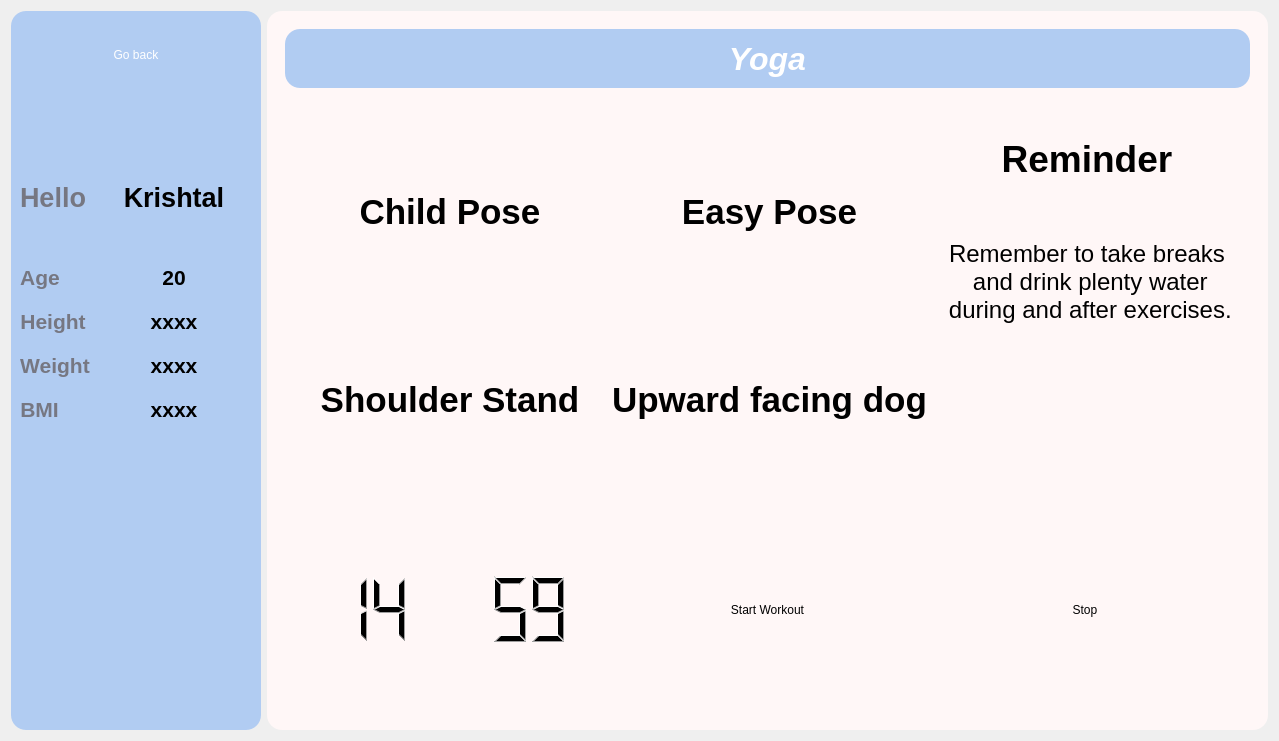
First picture: the form in K/yoga.ui, repository burr1to/kaizen, before the edit.
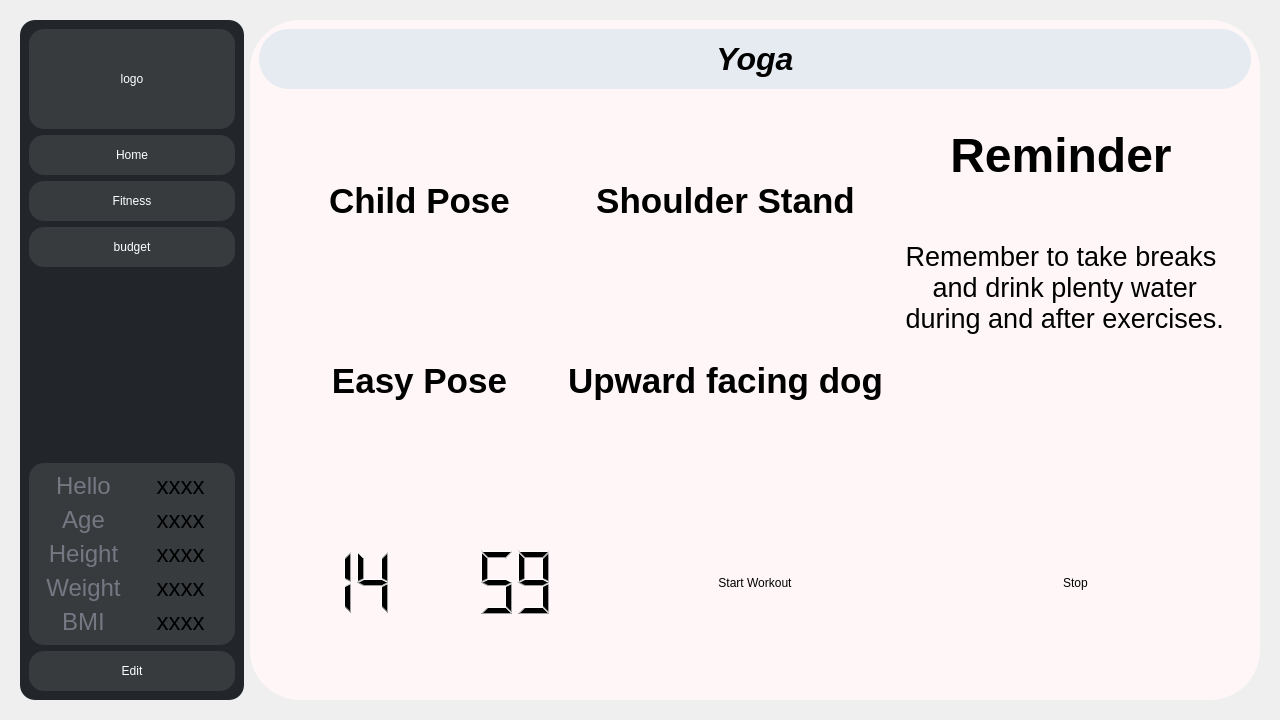
Second picture: the form after the edit. Icons and pictures are not drawn.

Commit message: UI basics complete/ except krishna

Patch:
```diff
--- a/K/yoga.ui
+++ b/K/yoga.ui
@@ -6,26 +6,50 @@
    <rect>
     <x>0</x>
     <y>0</y>
-    <width>1279</width>
-    <height>741</height>
+    <width>1280</width>
+    <height>720</height>
    </rect>
   </property>
   <property name="windowTitle">
    <string>Dialog</string>
   </property>
-  <layout class="QHBoxLayout" name="horizontalLayout">
+  <layout class="QVBoxLayout" name="verticalLayout_13">
    <item>
-    <widget class="QFrame" name="frame">
+    <widget class="QFrame" name="frame_5">
+     <property name="minimumSize">
+      <size>
+       <width>0</width>
+       <height>0</height>
+      </size>
+     </property>
+     <property name="styleSheet">
+      <string notr="true">border:0px;</string>
+     </property>
+     <property name="frameShape">
+      <enum>QFrame::StyledPanel</enum>
+     </property>
+     <property name="frameShadow">
+      <enum>QFrame::Raised</enum>
+     </property>
+     <layout class="QHBoxLayout" name="horizontalLayout_6" stretch="2,9">
+      <item>
+       <widget class="QFrame" name="frame_3">
      <property name="sizePolicy">
       <sizepolicy hsizetype="Preferred" vsizetype="Preferred">
        <horstretch>1</horstretch>
        <verstretch>0</verstretch>
       </sizepolicy>
      </property>
+        <property name="minimumSize">
+         <size>
+          <width>200</width>
+          <height>0</height>
+         </size>
+        </property>
      <property name="styleSheet">
-      <string notr="true">background-color:#B1ccf2;
-color: white;
-border-radius: 15px;</string>
+         <string notr="true">background-color:#22252a;
+border-radius: 15px;
+color: white;</string>
      </property>
      <property name="frameShape">
       <enum>QFrame::StyledPanel</enum>
@@ -33,48 +57,109 @@
      <property name="frameShadow">
       <enum>QFrame::Raised</enum>
      </property>
-     <layout class="QFormLayout" name="formLayout">
-      <item row="0" column="0" colspan="2">
-       <widget class="QPushButton" name="pushButton_goback">
-        <property name="sizePolicy">
-         <sizepolicy hsizetype="Preferred" vsizetype="Preferred">
-          <horstretch>0</horstretch>
-          <verstretch>0</verstretch>
-         </sizepolicy>
-        </property>
+        <layout class="QVBoxLayout" name="verticalLayout_7">
+         <item>
+          <widget class="QPushButton" name="pushButton_8">
+           <property name="minimumSize">
+            <size>
+             <width>0</width>
+             <height>100</height>
+            </size>
+           </property>
+           <property name="styleSheet">
+            <string notr="true">background-color: rgb(55, 59, 62);</string>
+           </property>
+           <property name="text">
+            <string>logo</string>
+           </property>
+          </widget>
+         </item>
+         <item>
+          <widget class="QPushButton" name="home_2">
         <property name="minimumSize">
          <size>
           <width>0</width>
-          <height>70</height>
+             <height>40</height>
          </size>
         </property>
         <property name="styleSheet">
-         <string notr="true">background: transparent;</string>
+            <string notr="true">background-color: rgb(55, 59, 62);</string>
         </property>
         <property name="text">
-         <string>Go back</string>
+            <string>Home</string>
         </property>
        </widget>
       </item>
-      <item row="1" column="0" colspan="2">
-       <spacer name="horizontalSpacer_5">
+         <item>
+          <widget class="QPushButton" name="pushButton_9">
+           <property name="minimumSize">
+            <size>
+             <width>0</width>
+             <height>40</height>
+            </size>
+           </property>
+           <property name="styleSheet">
+            <string notr="true">background-color: rgb(55, 59, 62);</string>
+           </property>
+           <property name="text">
+            <string>Fitness</string>
+           </property>
+          </widget>
+         </item>
+         <item>
+          <widget class="QPushButton" name="pushButton_10">
+           <property name="minimumSize">
+            <size>
+             <width>0</width>
+             <height>40</height>
+            </size>
+           </property>
+           <property name="styleSheet">
+            <string notr="true">background-color: rgb(55, 59, 62);</string>
+           </property>
+           <property name="text">
+            <string>budget</string>
+           </property>
+          </widget>
+         </item>
+         <item>
+          <spacer name="verticalSpacer_2">
         <property name="orientation">
-         <enum>Qt::Horizontal</enum>
+            <enum>Qt::Vertical</enum>
         </property>
         <property name="sizeHint" stdset="0">
          <size>
-          <width>40</width>
-          <height>80</height>
+             <width>20</width>
+             <height>149</height>
          </size>
         </property>
        </spacer>
       </item>
-      <item row="2" column="0">
-       <widget class="QLabel" name="label_6">
+         <item>
+          <widget class="QFrame" name="frame_12">
+           <property name="styleSheet">
+            <string notr="true">font:24px;
+background-color: rgb(55, 59, 62);
+border radius:50px;</string>
+           </property>
+           <property name="frameShape">
+            <enum>QFrame::StyledPanel</enum>
+           </property>
+           <property name="frameShadow">
+            <enum>QFrame::Raised</enum>
+           </property>
+           <layout class="QVBoxLayout" name="verticalLayout_8">
+            <item>
+             <layout class="QVBoxLayout" name="verticalLayout_9">
+              <item>
+               <layout class="QHBoxLayout" name="horizontalLayout_12">
+                <item>
+                 <widget class="QLabel" name="label_8">
         <property name="font">
          <font>
-          <pointsize>20</pointsize>
-          <bold>true</bold>
+                    <pointsize>-1</pointsize>
+                    <italic>false</italic>
+                    <bold>false</bold>
          </font>
         </property>
         <property name="styleSheet">
@@ -88,117 +173,101 @@
         </property>
        </widget>
       </item>
-      <item row="2" column="1">
-       <widget class="QLabel" name="label_19">
+                <item>
+                 <widget class="QLabel" name="helloname_2">
         <property name="font">
          <font>
-          <pointsize>20</pointsize>
+                    <pointsize>-1</pointsize>
           <italic>false</italic>
-          <bold>true</bold>
+                    <bold>false</bold>
          </font>
         </property>
         <property name="styleSheet">
          <string notr="true">color : black;</string>
         </property>
         <property name="text">
-         <string>Krishtal</string>
+                   <string>xxxx</string>
         </property>
         <property name="alignment">
          <set>Qt::AlignCenter</set>
         </property>
        </widget>
       </item>
-      <item row="3" column="0" colspan="2">
-       <spacer name="horizontalSpacer">
-        <property name="orientation">
-         <enum>Qt::Horizontal</enum>
-        </property>
-        <property name="sizeHint" stdset="0">
-         <size>
-          <width>40</width>
-          <height>40</height>
-         </size>
-        </property>
-       </spacer>
-      </item>
-      <item row="4" column="0">
-       <widget class="QLabel" name="label_2">
-        <property name="font">
-         <font>
-          <pointsize>16</pointsize>
-          <bold>true</bold>
-         </font>
-        </property>
-        <property name="styleSheet">
-         <string notr="true">color : #767782;</string>
-        </property>
-        <property name="text">
-         <string>Age</string>
-        </property>
-        <property name="alignment">
-         <set>Qt::AlignCenter</set>
-        </property>
-       </widget>
-      </item>
-      <item row="4" column="1">
+               </layout>
+              </item>
+              <item>
+               <layout class="QHBoxLayout" name="horizontalLayout_13">
+                <item>
        <widget class="QLabel" name="label_3">
         <property name="font">
          <font>
-          <pointsize>16</pointsize>
+                    <pointsize>-1</pointsize>
           <italic>false</italic>
-          <bold>true</bold>
+                    <bold>false</bold>
          </font>
         </property>
         <property name="styleSheet">
-         <string notr="true">color : black;</string>
+                   <string notr="true">color : #767782;</string>
         </property>
         <property name="text">
-         <string>20</string>
+                   <string>Age</string>
         </property>
         <property name="alignment">
          <set>Qt::AlignCenter</set>
         </property>
        </widget>
       </item>
-      <item row="5" column="0" colspan="2">
-       <spacer name="horizontalSpacer_2">
-        <property name="orientation">
-         <enum>Qt::Horizontal</enum>
-        </property>
-        <property name="sizeHint" stdset="0">
-         <size>
-          <width>40</width>
-          <height>7</height>
-         </size>
-        </property>
-       </spacer>
-      </item>
-      <item row="6" column="0">
-       <widget class="QLabel" name="label_4">
+                <item>
+                 <widget class="QLabel" name="age_2">
         <property name="font">
          <font>
-          <pointsize>16</pointsize>
-          <bold>true</bold>
+                    <pointsize>-1</pointsize>
+                    <italic>false</italic>
+                    <bold>false</bold>
          </font>
         </property>
         <property name="styleSheet">
-         <string notr="true">color : #767782;</string>
+                   <string notr="true">color : black;</string>
         </property>
         <property name="text">
-         <string>Height</string>
+                   <string>xxxx</string>
         </property>
         <property name="alignment">
          <set>Qt::AlignCenter</set>
         </property>
        </widget>
       </item>
-      <item row="6" column="1">
+               </layout>
+              </item>
+              <item>
+               <layout class="QHBoxLayout" name="horizontalLayout_14">
+                <item>
        <widget class="QLabel" name="label_5">
         <property name="font">
          <font>
-          <pointsize>16</pointsize>
+                    <pointsize>-1</pointsize>
           <italic>false</italic>
-          <bold>true</bold>
+                    <bold>false</bold>
+                   </font>
+                  </property>
+                  <property name="styleSheet">
+                   <string notr="true">color : #767782;</string>
+                  </property>
+                  <property name="text">
+                   <string>Height</string>
+                  </property>
+                  <property name="alignment">
+                   <set>Qt::AlignCenter</set>
+                  </property>
+                 </widget>
+                </item>
+                <item>
+                 <widget class="QLabel" name="height_2">
+                  <property name="font">
+                   <font>
+                    <pointsize>-1</pointsize>
+                    <italic>false</italic>
+                    <bold>false</bold>
          </font>
         </property>
         <property name="styleSheet">
@@ -212,25 +281,17 @@
         </property>
        </widget>
       </item>
-      <item row="7" column="0" colspan="2">
-       <spacer name="horizontalSpacer_3">
-        <property name="orientation">
-         <enum>Qt::Horizontal</enum>
-        </property>
-        <property name="sizeHint" stdset="0">
-         <size>
-          <width>40</width>
-          <height>7</height>
-         </size>
-        </property>
-       </spacer>
-      </item>
-      <item row="8" column="0">
-       <widget class="QLabel" name="label_7">
+               </layout>
+              </item>
+              <item>
+               <layout class="QHBoxLayout" name="horizontalLayout_15">
+                <item>
+                 <widget class="QLabel" name="label_10">
         <property name="font">
          <font>
-          <pointsize>16</pointsize>
-          <bold>true</bold>
+                    <pointsize>-1</pointsize>
+                    <italic>false</italic>
+                    <bold>false</bold>
          </font>
         </property>
         <property name="styleSheet">
@@ -244,13 +305,13 @@
         </property>
        </widget>
       </item>
-      <item row="8" column="1">
-       <widget class="QLabel" name="label_8">
+                <item>
+                 <widget class="QLabel" name="weight_2">
         <property name="font">
          <font>
-          <pointsize>16</pointsize>
+                    <pointsize>-1</pointsize>
           <italic>false</italic>
-          <bold>true</bold>
+                    <bold>false</bold>
          </font>
         </property>
         <property name="styleSheet">
@@ -264,25 +325,17 @@
         </property>
        </widget>
       </item>
-      <item row="9" column="0" colspan="2">
-       <spacer name="horizontalSpacer_4">
-        <property name="orientation">
-         <enum>Qt::Horizontal</enum>
-        </property>
-        <property name="sizeHint" stdset="0">
-         <size>
-          <width>40</width>
-          <height>7</height>
-         </size>
-        </property>
-       </spacer>
-      </item>
-      <item row="10" column="0">
-       <widget class="QLabel" name="label_9">
+               </layout>
+              </item>
+              <item>
+               <layout class="QHBoxLayout" name="horizontalLayout_16">
+                <item>
+                 <widget class="QLabel" name="label_13">
         <property name="font">
          <font>
-          <pointsize>16</pointsize>
-          <bold>true</bold>
+                    <pointsize>-1</pointsize>
+                    <italic>false</italic>
+                    <bold>false</bold>
          </font>
         </property>
         <property name="styleSheet">
@@ -296,13 +349,13 @@
         </property>
        </widget>
       </item>
-      <item row="10" column="1">
-       <widget class="QLabel" name="label_10">
+                <item>
+                 <widget class="QLabel" name="bmi_2">
         <property name="font">
          <font>
-          <pointsize>16</pointsize>
+                    <pointsize>-1</pointsize>
           <italic>false</italic>
-          <bold>true</bold>
+                    <bold>false</bold>
          </font>
         </property>
         <property name="styleSheet">
@@ -316,30 +369,51 @@
         </property>
        </widget>
       </item>
-      <item row="11" column="0" colspan="2">
-       <widget class="QFrame" name="frame_5">
-        <property name="frameShape">
-         <enum>QFrame::StyledPanel</enum>
-        </property>
-        <property name="frameShadow">
-         <enum>QFrame::Raised</enum>
-        </property>
+               </layout>
+              </item>
+             </layout>
+            </item>
+           </layout>
+          </widget>
+         </item>
+         <item>
+          <widget class="QPushButton" name="editstuff_2">
+           <property name="minimumSize">
+            <size>
+             <width>0</width>
+             <height>40</height>
+            </size>
+           </property>
+           <property name="styleSheet">
+            <string notr="true">background-color: rgb(55, 59, 62);
+border radius:40px;</string>
+           </property>
+           <property name="text">
+            <string>Edit</string>
+           </property>
        </widget>
       </item>
      </layout>
     </widget>
    </item>
    <item>
-    <widget class="QFrame" name="frame_2">
+       <widget class="QFrame" name="frame_13">
      <property name="sizePolicy">
       <sizepolicy hsizetype="Preferred" vsizetype="Preferred">
        <horstretch>4</horstretch>
        <verstretch>0</verstretch>
       </sizepolicy>
      </property>
+        <property name="minimumSize">
+         <size>
+          <width>230</width>
+          <height>0</height>
+         </size>
+        </property>
      <property name="styleSheet">
       <string notr="true">background-color:rgb(255, 247, 247);
-border-radius:15px;</string>
+border-radius:50px;
+color:black;</string>
      </property>
      <property name="frameShape">
       <enum>QFrame::StyledPanel</enum>
@@ -347,18 +421,15 @@
      <property name="frameShadow">
       <enum>QFrame::Raised</enum>
      </property>
-     <layout class="QVBoxLayout" name="verticalLayout" stretch="1,8">
+        <layout class="QVBoxLayout" name="verticalLayout_10" stretch="0,8">
       <item>
-       <widget class="QFrame" name="frame_3">
-        <property name="frameShape">
-         <enum>QFrame::StyledPanel</enum>
-        </property>
-        <property name="frameShadow">
-         <enum>QFrame::Raised</enum>
-        </property>
-        <layout class="QHBoxLayout" name="horizontalLayout_2">
-         <item>
-          <widget class="QLabel" name="label">
+          <widget class="QLabel" name="label_14">
+           <property name="minimumSize">
+            <size>
+             <width>0</width>
+             <height>60</height>
+            </size>
+           </property>
            <property name="font">
             <font>
              <pointsize>24</pointsize>
@@ -367,8 +438,9 @@
             </font>
            </property>
            <property name="styleSheet">
-            <string notr="true">background-color:#B1ccf2;
-color: white;</string>
+            <string notr="true">background-color:#e6ebf1;
+border-radius:30px;
+color: black;</string>
            </property>
            <property name="text">
             <string>Yoga</string>
@@ -378,29 +450,54 @@
            </property>
           </widget>
          </item>
-        </layout>
-       </widget>
-      </item>
-      <item>
-       <widget class="QFrame" name="frame_4">
-        <property name="frameShape">
-         <enum>QFrame::StyledPanel</enum>
-        </property>
-        <property name="frameShadow">
-         <enum>QFrame::Raised</enum>
-        </property>
-        <layout class="QVBoxLayout" name="verticalLayout_2" stretch="8,1,2,1">
-         <item>
-          <widget class="QFrame" name="frame_6">
-           <property name="frameShape">
-            <enum>QFrame::StyledPanel</enum>
-           </property>
-           <property name="frameShadow">
-            <enum>QFrame::Raised</enum>
-           </property>
-           <layout class="QGridLayout" name="gridLayout" columnstretch="5,5,1">
-            <item row="0" column="1">
-             <widget class="QPushButton" name="pushButton_3">
+         <item>
+          <widget class="QFrame" name="frame_14">
+           <property name="frameShape">
+            <enum>QFrame::StyledPanel</enum>
+           </property>
+           <property name="frameShadow">
+            <enum>QFrame::Raised</enum>
+           </property>
+           <layout class="QVBoxLayout" name="verticalLayout_11" stretch="8,1,2,1">
+            <item>
+             <widget class="QFrame" name="frame_15">
+              <property name="frameShape">
+               <enum>QFrame::StyledPanel</enum>
+              </property>
+              <property name="frameShadow">
+               <enum>QFrame::Raised</enum>
+              </property>
+              <layout class="QGridLayout" name="gridLayout_2" columnstretch="5,5,1">
+               <item row="1" column="1">
+                <widget class="QPushButton" name="pushButton_11">
+                 <property name="sizePolicy">
+                  <sizepolicy hsizetype="Preferred" vsizetype="Preferred">
+                   <horstretch>0</horstretch>
+                   <verstretch>0</verstretch>
+                  </sizepolicy>
+                 </property>
+                 <property name="font">
+                  <font>
+                   <pointsize>26</pointsize>
+                   <bold>true</bold>
+                  </font>
+                 </property>
+                 <property name="styleSheet">
+                  <string notr="true">#pushButton_4{
+background-color:#e6ebf1;
+border-radius:40px;
+}
+#pushButton_4:hover{
+font-size: 48px;
+color: #727a7c;}</string>
+                 </property>
+                 <property name="text">
+                  <string>Upward facing dog</string>
+                 </property>
+                </widget>
+               </item>
+               <item row="1" column="0">
+                <widget class="QPushButton" name="pushButton_12">
               <property name="sizePolicy">
                <sizepolicy hsizetype="Preferred" vsizetype="Preferred">
                 <horstretch>0</horstretch>
@@ -414,17 +511,49 @@
                </font>
               </property>
               <property name="styleSheet">
-               <string notr="true">#pushButton_3{border-image: url(:/images/src_images/easy-pose.png);}
-#pushButton_3:hover{font-size: 48px; 
-color: #3d4653;}</string>
+                  <string notr="true">#pushButton_2{
+background-color:#e6ebf1;
+border-radius:40px;
+}
+#pushButton_2:hover{
+font-size: 48px;
+color: #727a7c;}</string>
               </property>
               <property name="text">
                <string>Easy Pose</string>
               </property>
              </widget>
             </item>
+               <item row="0" column="1">
+                <widget class="QPushButton" name="pushButton_13">
+                 <property name="sizePolicy">
+                  <sizepolicy hsizetype="Preferred" vsizetype="Preferred">
+                   <horstretch>0</horstretch>
+                   <verstretch>0</verstretch>
+                  </sizepolicy>
+                 </property>
+                 <property name="font">
+                  <font>
+                   <pointsize>26</pointsize>
+                   <bold>true</bold>
+                  </font>
+                 </property>
+                 <property name="styleSheet">
+                  <string notr="true">#pushButton_3{
+background-color:#e6ebf1;
+border-radius:40px;
+}
+#pushButton_3:hover{
+font-size: 48px;
+color: #727a7c;}</string>
+                 </property>
+                 <property name="text">
+                  <string>Shoulder Stand</string>
+                 </property>
+                </widget>
+               </item>
             <item row="0" column="0">
-             <widget class="QPushButton" name="pushButton">
+                <widget class="QPushButton" name="pushButton_14">
               <property name="sizePolicy">
                <sizepolicy hsizetype="Preferred" vsizetype="Preferred">
                 <horstretch>0</horstretch>
@@ -438,77 +567,33 @@
                </font>
               </property>
               <property name="styleSheet">
-               <string notr="true">#pushButton{border-image: url(:/images/src_images/child pose.png);}
-#pushButton:hover{font-size: 48px; 
-color: #3d4653;}</string>
+                  <string notr="true">#pushButton{
+background-color:#e6ebf1;
+border-radius:40px;
+}
+#pushButton:hover{
+font-size: 48px;
+color: #727a7c;}</string>
               </property>
               <property name="text">
                <string>Child Pose</string>
               </property>
              </widget>
             </item>
-            <item row="1" column="0">
-             <widget class="QPushButton" name="pushButton_2">
-              <property name="sizePolicy">
-               <sizepolicy hsizetype="Preferred" vsizetype="Preferred">
-                <horstretch>0</horstretch>
-                <verstretch>0</verstretch>
-               </sizepolicy>
-              </property>
-              <property name="font">
-               <font>
-                <pointsize>26</pointsize>
-                <bold>true</bold>
-               </font>
-              </property>
-              <property name="styleSheet">
-               <string notr="true">#pushButton_2{border-image: url(:/images/src_images/shoulder stand.png);}
-#pushButton_2:hover{font-size: 48px; 
-color: #3d4653;}</string>
-              </property>
-              <property name="text">
-               <string>Shoulder Stand</string>
-              </property>
-             </widget>
-            </item>
-            <item row="1" column="1">
-             <widget class="QPushButton" name="pushButton_4">
-              <property name="sizePolicy">
-               <sizepolicy hsizetype="Preferred" vsizetype="Preferred">
-                <horstretch>0</horstretch>
-                <verstretch>0</verstretch>
-               </sizepolicy>
-              </property>
-              <property name="font">
-               <font>
-                <pointsize>26</pointsize>
-                <bold>true</bold>
-               </font>
-              </property>
-              <property name="styleSheet">
-               <string notr="true">#pushButton_4{border-image: url(:/images/src_images/upward facing dog.png);}
-#pushButton_4:hover{font-size: 48px; 
-color: #3d4653;}</string>
-              </property>
-              <property name="text">
-               <string>Upward facing dog</string>
-              </property>
-             </widget>
-            </item>
             <item row="0" column="2" rowspan="2">
-             <widget class="QFrame" name="frame_8">
+                <widget class="QFrame" name="frame_16">
               <property name="frameShape">
                <enum>QFrame::StyledPanel</enum>
               </property>
               <property name="frameShadow">
                <enum>QFrame::Raised</enum>
               </property>
-              <layout class="QVBoxLayout" name="verticalLayout_3" stretch="1,5">
+                 <layout class="QVBoxLayout" name="verticalLayout_12" stretch="1,4">
                <item>
-                <widget class="QLabel" name="label_11">
+                   <widget class="QLabel" name="label_15">
                  <property name="font">
                   <font>
-                   <pointsize>28</pointsize>
+                      <pointsize>36</pointsize>
                    <bold>true</bold>
                   </font>
                  </property>
@@ -521,10 +606,11 @@
                 </widget>
                </item>
                <item>
-                <widget class="QLabel" name="label_12">
+                   <widget class="QLabel" name="label_16">
                  <property name="font">
                   <font>
-                   <pointsize>18</pointsize>
+                      <pointsize>20</pointsize>
+                      <bold>false</bold>
                   </font>
                  </property>
                  <property name="styleSheet">
@@ -547,7 +633,7 @@
           </widget>
          </item>
          <item>
-          <widget class="QFrame" name="frame_9">
+             <widget class="QFrame" name="frame_17">
            <property name="frameShape">
             <enum>QFrame::StyledPanel</enum>
            </property>
@@ -557,18 +643,21 @@
           </widget>
          </item>
          <item>
-          <widget class="QFrame" name="frame_7">
+             <widget class="QFrame" name="frame_18">
+              <property name="styleSheet">
+               <string notr="true"/>
+              </property>
            <property name="frameShape">
             <enum>QFrame::StyledPanel</enum>
            </property>
            <property name="frameShadow">
             <enum>QFrame::Raised</enum>
            </property>
-           <layout class="QHBoxLayout" name="horizontalLayout_3">
+              <layout class="QHBoxLayout" name="horizontalLayout_17">
             <item>
-             <layout class="QHBoxLayout" name="horizontalLayout_4">
+                <layout class="QHBoxLayout" name="horizontalLayout_18">
               <item>
-               <widget class="QLCDNumber" name="minutes">
+                  <widget class="QLCDNumber" name="minutes_2">
                 <property name="digitCount">
                  <number>2</number>
                 </property>
@@ -578,7 +667,7 @@
                </widget>
               </item>
               <item>
-               <widget class="QLCDNumber" name="seconds">
+                  <widget class="QLCDNumber" name="seconds_2">
                 <property name="digitCount">
                  <number>2</number>
                 </property>
@@ -590,26 +679,44 @@
              </layout>
             </item>
             <item>
-             <widget class="QPushButton" name="pushButton_start_workout">
+                <widget class="QPushButton" name="pushButton_start_workout_2">
               <property name="sizePolicy">
                <sizepolicy hsizetype="Preferred" vsizetype="Preferred">
                 <horstretch>0</horstretch>
                 <verstretch>0</verstretch>
                </sizepolicy>
               </property>
+                 <property name="styleSheet">
+                  <string notr="true">#pushButton_start_workout{
+background-color:#e6ebf1;
+border-radius:25px;
+}
+#pushButton_start_workout:hover{
+font-size: 48px;
+color: #727a7c;}</string>
+                 </property>
               <property name="text">
                <string>Start Workout</string>
               </property>
              </widget>
             </item>
             <item>
-             <widget class="QPushButton" name="pushButton_stop_timer">
+                <widget class="QPushButton" name="pushButton_stop_timer_2">
               <property name="sizePolicy">
                <sizepolicy hsizetype="Preferred" vsizetype="Preferred">
                 <horstretch>0</horstretch>
                 <verstretch>0</verstretch>
                </sizepolicy>
               </property>
+                 <property name="styleSheet">
+                  <string notr="true">#pushButton_stop_timer{
+background-color:#e6ebf1;
+border-radius:25px;
+}
+#pushButton_stop_workout:timer{
+font-size: 48px;
+color: #727a7c;}</string>
+                 </property>
               <property name="text">
                <string>Stop</string>
               </property>
@@ -619,13 +726,16 @@
           </widget>
          </item>
          <item>
-          <widget class="QFrame" name="frame_10">
+             <widget class="QFrame" name="frame_19">
            <property name="frameShape">
             <enum>QFrame::StyledPanel</enum>
            </property>
            <property name="frameShadow">
             <enum>QFrame::Raised</enum>
            </property>
+             </widget>
+            </item>
+           </layout>
           </widget>
          </item>
         </layout>
```
Lines whose indentation alone changed are shown as unchanged. The commit also changes 7 other files.
